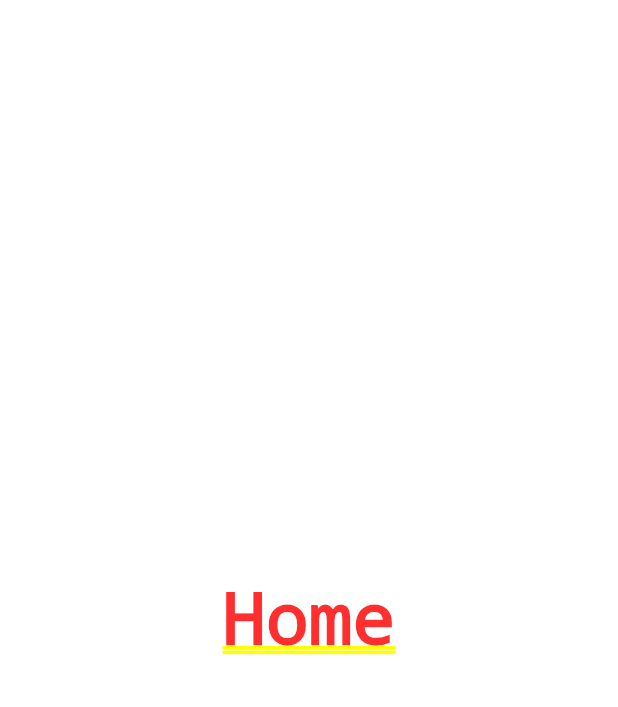
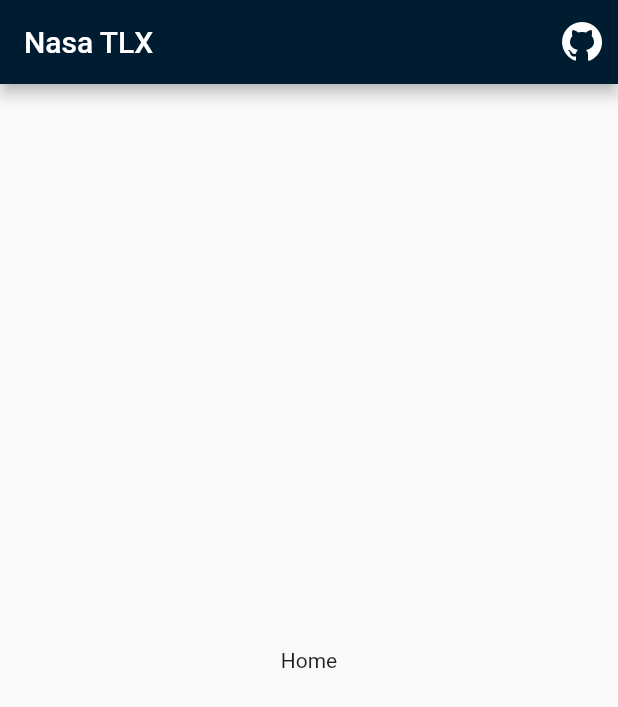
Before and after one commit to vinothpandian/nasa_tlx, a Flutter app: the screen it shows after launch, on a phone screen of 412 x 824 dp. Shown: the top 707 px of the screen. Run offline on Flutter 3.47's test engine with Material 2 defaults, Android fonts, the phone set to English and light mode, and no system bars.

Commit message:
add home screen app bar

```diff
--- a/lib/main.dart
+++ b/lib/main.dart
@@ -1,6 +1,7 @@
 import 'package:flutter/material.dart';
 
 import 'routes/root.dart';
+import 'theme/colors.dart';
 
 void main() {
   runApp(const MyApp());
@@ -14,8 +15,8 @@ class MyApp extends StatelessWidget {
     return MaterialApp(
       title: 'NASA-TLX Workload Study',
       theme: ThemeData(
-        primarySwatch: Colors.blue,
-      ),
+          colorScheme:
+              ColorScheme.fromSwatch(primarySwatch: primaryColorSwatch).copyWith(secondary: secondaryColorSwatch)),
       initialRoute: "/",
       routes: routes,
     );
--- a/lib/routes/root.dart
+++ b/lib/routes/root.dart
@@ -1,5 +1,5 @@
 import '../screens/dashboard.dart';
-import '../screens/home.dart';
+import '../screens/home/home.dart';
 
 var routes = {
   "/": (context) => const Home(),
--- a/lib/screens/home.dart
+++ b/lib/screens/home/home.dart
@@ -1,4 +1,6 @@
 import 'package:flutter/material.dart';
+
+import 'widgets/app_bar.dart';
 
 class Home extends StatefulWidget {
   const Home({Key? key}) : super(key: key);
@@ -10,6 +12,9 @@ class Home extends StatefulWidget {
 class _HomeState extends State<Home> {
   @override
   Widget build(BuildContext context) {
-    return const Center(child: Text("Home"));
+    return const Scaffold(
+      appBar: HomeAppBar(),
+      body: Center(child: Text("Home")),
+    );
   }
 }
--- /dev/null
+++ b/lib/screens/home/widgets/app_bar.dart
@@ -0,0 +1,25 @@
+import 'package:flutter/material.dart';
+import 'package:url_launcher/url_launcher.dart';
+
+class HomeAppBar extends StatelessWidget implements PreferredSizeWidget {
+  const HomeAppBar({Key? key}) : super(key: key);
+  @override
+  Size get preferredSize => const Size.fromHeight(kToolbarHeight);
+
+  @override
+  Widget build(BuildContext context) {
+    return AppBar(
+      title: const Text("Nasa TLX"),
+      actions: [
+        IconButton(
+            onPressed: () async {
+              const url = "https://github.com/vinothpandian/nasa_tlx";
+              if (await canLaunch(url)) {
+                await launch(url);
+              }
+            },
+            icon: Image.asset("assets/icons/github.png"))
+      ],
+    );
+  }
+}
--- /dev/null
+++ b/lib/theme/colors.dart
@@ -0,0 +1,5 @@
+import 'package:flutter/material.dart';
+import 'package:nasa_tlx/utils/colors.dart';
+
+MaterialColor primaryColorSwatch = createMaterialColor(const Color(0xff001C31));
+MaterialColor secondaryColorSwatch = createMaterialColor(const Color(0xffA4243B));
```
Also changed, not shown: lib/utils/colors.dart (added, +21 -0 lines), pubspec.yaml (+5 -6 lines), assets/icons/github.png (added), pubspec.lock, 7 other files.
